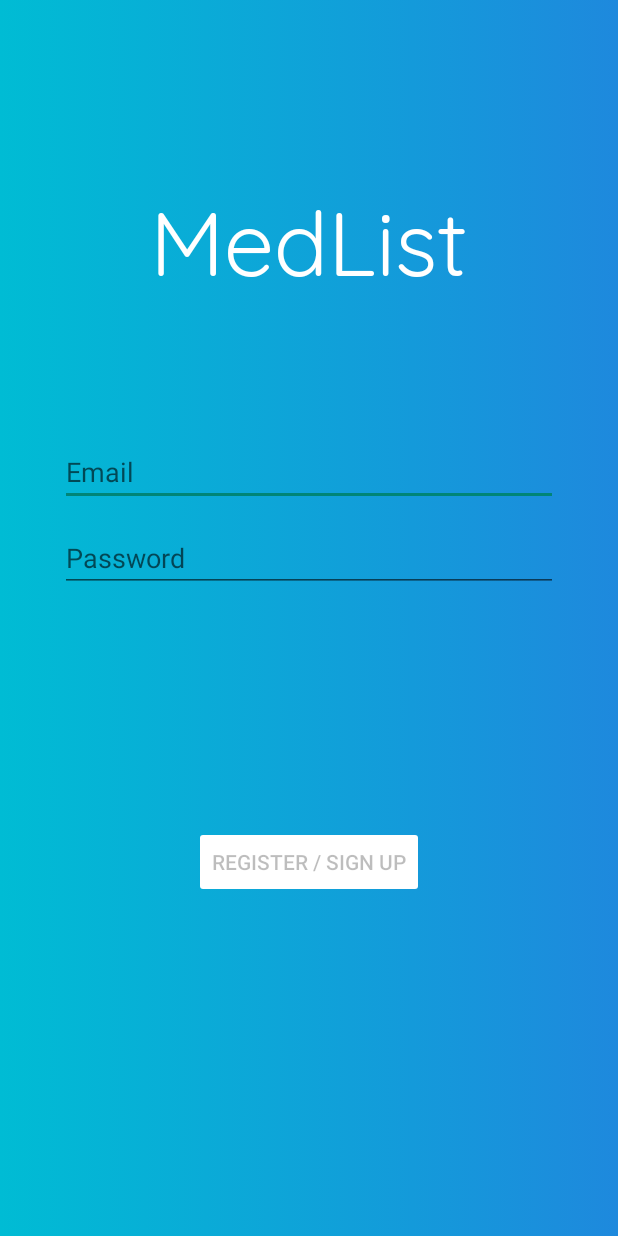
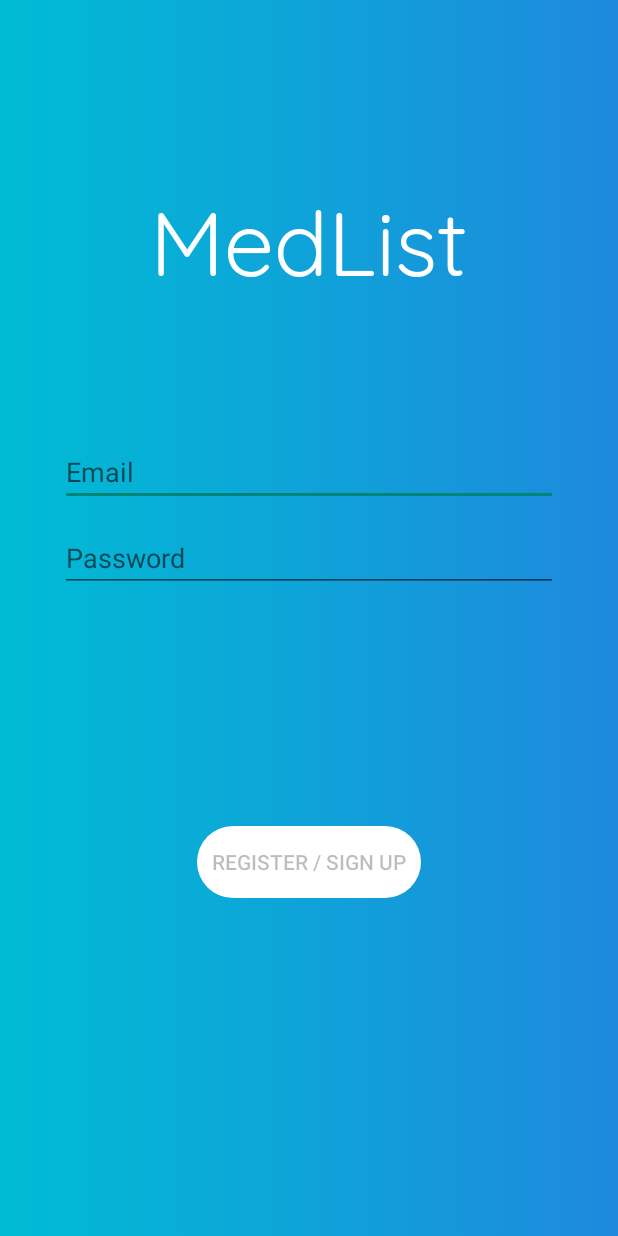
Before and after one commit to ericke8/Med-Data, an Android app: the screen it shows after launch (LoginActivity), on a phone screen of 412 x 824 dp. Run offline under Robolectric (Android 15) with nearby library versions, the phone set to English and light mode, and no system bars.

Commit message:
Button Change

```diff
--- /dev/null
+++ b/app/src/main/res/drawable/button_round.xml
@@ -0,0 +1,11 @@
+<?xml version="1.0" encoding="utf-8"?>
+<selector xmlns:android="http://schemas.android.com/apk/res/android">
+        <item>
+            <shape android:shape="rectangle">
+                <color android:color="#ffa6c575" />
+                <solid android:color="@color/white"/>
+
+                <corners android:radius="30dp" />
+            </shape>
+        </item>
+    </selector>
--- a/app/src/main/res/layout/activity_login.xml
+++ b/app/src/main/res/layout/activity_login.xml
@@ -47,7 +47,6 @@
 
     <Button
         android:id="@+id/login"
-        app:backgroundTint="@color/white"
         android:layout_width="wrap_content"
         android:layout_height="wrap_content"
         android:layout_gravity="start"
@@ -57,12 +56,22 @@
         android:layout_marginBottom="64dp"
         android:enabled="false"
         android:text="@string/action_sign_in"
+        android:paddingLeft= "10dp"
+        android:paddingRight = "10dp"
+
+
+
+
+        android:background="@drawable/button_round"
+
 
         app:layout_constraintBottom_toBottomOf="parent"
         app:layout_constraintEnd_toEndOf="parent"
         app:layout_constraintStart_toStartOf="parent"
         app:layout_constraintTop_toBottomOf="@+id/password"
         app:layout_constraintVertical_bias="0.491" />
+
+    <!--app:backgroundTint="@color/white"!-->
 
     <ProgressBar
         android:id="@+id/loading"
```
